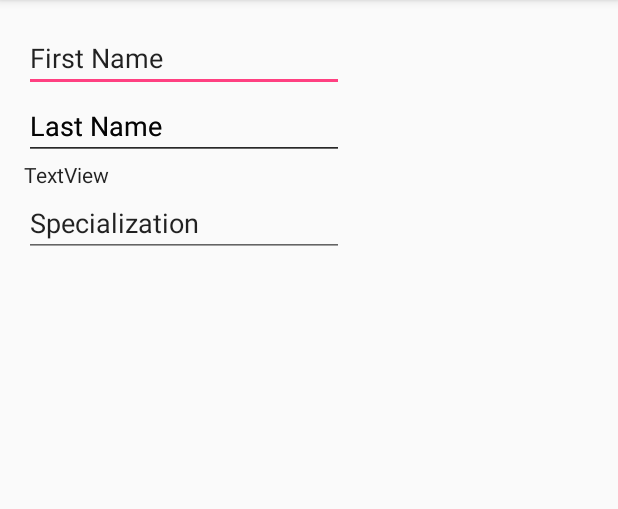
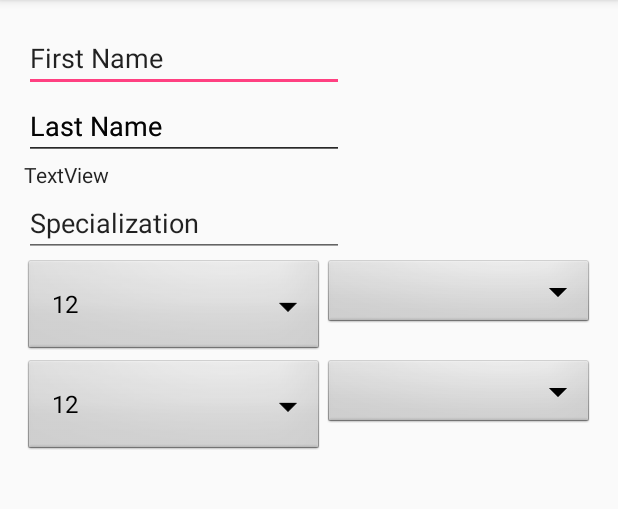
Before and after one commit to aclorta/QuickAppt, an Android app: the Physician_activity screen opened directly, with no data from a screen before it, on a phone screen of 412 x 824 dp, the part 84-593 px from its top. Run offline under Robolectric (Android 15) with nearby library versions, the light colour scheme and no system bars.

Commit message:
added more to physician profile

```diff
--- a/app/src/main/java/com/example/team6/quickappt/Physician_activity.java
+++ b/app/src/main/java/com/example/team6/quickappt/Physician_activity.java
@@ -2,6 +2,10 @@ package com.example.team6.quickappt;
 
 import android.support.v7.app.AppCompatActivity;
 import android.os.Bundle;
+import android.widget.ArrayAdapter;
+import android.widget.Spinner;
+
+import java.util.ArrayList;
 
 public class Physician_activity extends AppCompatActivity {
 
@@ -9,5 +13,46 @@ public class Physician_activity extends AppCompatActivity {
     protected void onCreate(Bundle savedInstanceState) {
         super.onCreate(savedInstanceState);
         setContentView(R.layout.activity_physician_activity);
+        Spinner spindown = (Spinner) findViewById(R.id.Checkin);
+        ArrayList<String> TimeArray= new ArrayList<String>(){{
+            add("12");
+            add("1");
+            add("2");
+            add("3");
+            add("4");
+            add("5");
+            add("6");
+            add("7");
+            add("8");
+            add("9");
+            add("10");
+            add("11");
+
+        }
+
+        };
+        ArrayAdapter<String> adaptTime = new ArrayAdapter<String>(this,android.R.layout.simple_spinner_dropdown_item,TimeArray);
+        spindown.setAdapter(adaptTime);
+
+        Spinner spins = (Spinner) findViewById(R.id.Checkout);
+        ArrayList<String> timeArray= new ArrayList<String>(){{
+            add("12");
+            add("1");
+            add("2");
+            add("3");
+            add("4");
+            add("5");
+            add("6");
+            add("7");
+            add("8");
+            add("9");
+            add("10");
+            add("11");
+
+        }
+
+        };
+        ArrayAdapter<String> adaptime = new ArrayAdapter<String>(this,android.R.layout.simple_spinner_dropdown_item,timeArray);
+        spins.setAdapter(adaptime);
     }
 }
--- a/app/src/main/res/layout/activity_physician_activity.xml
+++ b/app/src/main/res/layout/activity_physician_activity.xml
@@ -19,6 +19,50 @@
         android:layout_alignParentStart="true"
         android:id="@+id/editText"
         android:hint="First Name" />
+
+    <Spinner
+        android:layout_width="200dp"
+        android:layout_height="wrap_content"
+        android:id="@+id/Checkin"
+        android:background="@android:drawable/btn_dropdown"
+        android:spinnerMode="dropdown"
+        android:layout_below="@+id/editText3"
+        >
+
+    </Spinner>
+
+    <Spinner
+        android:layout_width="200dp"
+        android:layout_height="wrap_content"
+        android:id="@+id/AM"
+        android:background="@android:drawable/btn_dropdown"
+        android:spinnerMode="dropdown"
+        android:layout_toRightOf="@+id/Checkin"
+        android:layout_below="@id/editText3">
+
+    </Spinner>
+
+    <Spinner
+        android:layout_width="200dp"
+        android:layout_height="wrap_content"
+        android:id="@+id/Checkout"
+        android:background="@android:drawable/btn_dropdown"
+        android:spinnerMode="dropdown"
+        android:layout_below="@+id/Checkin"
+       >
+
+    </Spinner>
+
+    <Spinner
+        android:layout_width="200dp"
+        android:layout_height="wrap_content"
+        android:id="@+id/PM"
+        android:background="@android:drawable/btn_dropdown"
+        android:spinnerMode="dropdown"
+        android:layout_below="@+id/Checkin"
+        android:layout_toRightOf="@id/Checkout">
+
+    </Spinner>
 
     <EditText
         android:layout_width="wrap_content"
```
